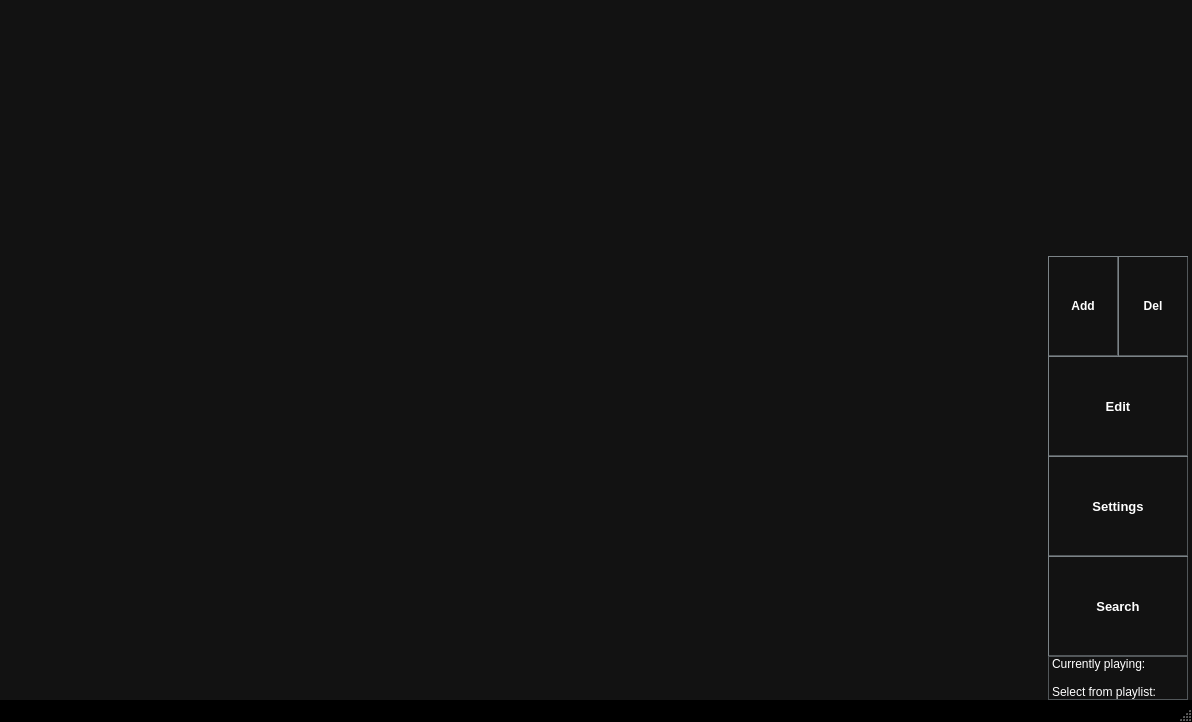
Old version of the form cycle_3_code/mainwindow.ui in the repository KostasBiris/Video-Editing-Application--Cpp.
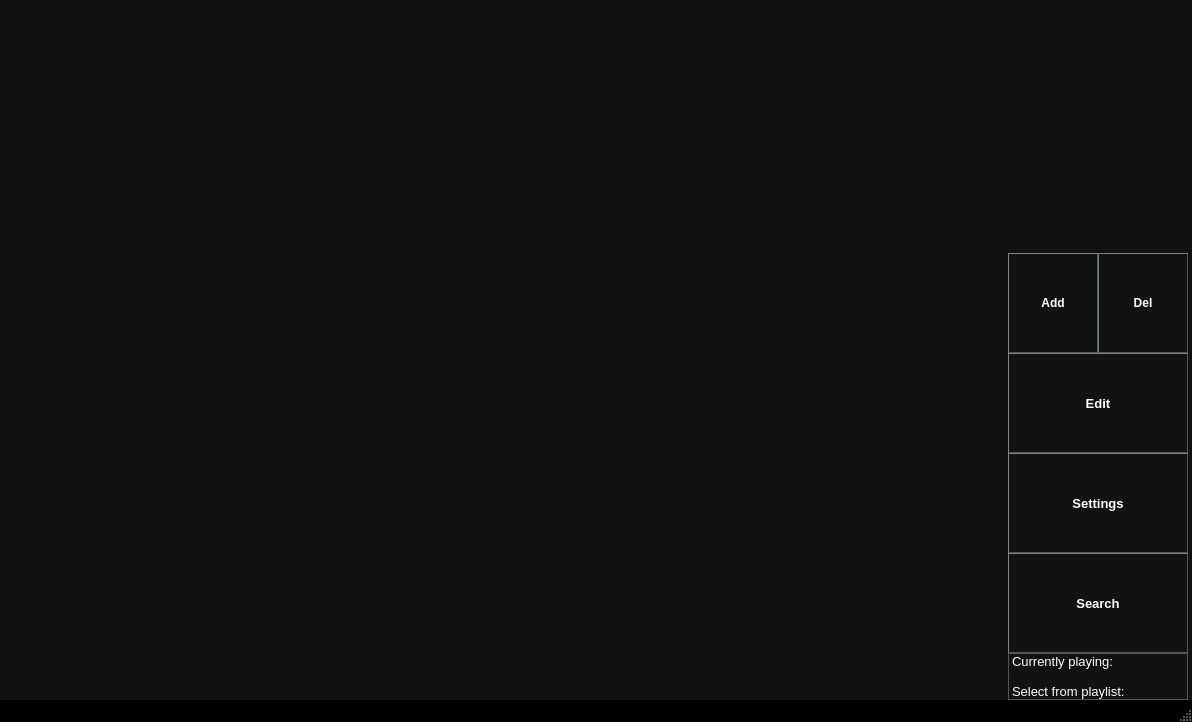
New version of the form. Icons and pictures are not drawn.

```diff
--- a/cycle_3_code/mainwindow.ui
+++ b/cycle_3_code/mainwindow.ui
@@ -617,8 +617,8 @@
          <widget class="QPushButton" name="delButton">
           <property name="sizePolicy">
            <sizepolicy hsizetype="Minimum" vsizetype="Fixed">
-            <horstretch>70</horstretch>
-            <verstretch>100</verstretch>
+            <horstretch>0</horstretch>
+            <verstretch>0</verstretch>
            </sizepolicy>
           </property>
           <property name="minimumSize">
@@ -666,7 +666,7 @@
       <item>
        <widget class="QPushButton" name="pushButton_2">
         <property name="sizePolicy">
-         <sizepolicy hsizetype="Fixed" vsizetype="Fixed">
+         <sizepolicy hsizetype="Minimum" vsizetype="Fixed">
           <horstretch>0</horstretch>
           <verstretch>0</verstretch>
          </sizepolicy>
@@ -917,7 +917,7 @@
       <item>
        <widget class="QPushButton" name="pushButton_5">
         <property name="sizePolicy">
-         <sizepolicy hsizetype="Fixed" vsizetype="Fixed">
+         <sizepolicy hsizetype="Minimum" vsizetype="Fixed">
           <horstretch>0</horstretch>
           <verstretch>0</verstretch>
          </sizepolicy>
@@ -1173,7 +1173,7 @@
       <item>
        <widget class="QPushButton" name="searchButton">
         <property name="sizePolicy">
-         <sizepolicy hsizetype="Fixed" vsizetype="Fixed">
+         <sizepolicy hsizetype="Minimum" vsizetype="Fixed">
           <horstretch>0</horstretch>
           <verstretch>0</verstretch>
          </sizepolicy>
@@ -1426,17 +1426,24 @@
       <item>
        <widget class="QLabel" name="label">
         <property name="sizePolicy">
-         <sizepolicy hsizetype="Fixed" vsizetype="Minimum">
+         <sizepolicy hsizetype="Minimum" vsizetype="Fixed">
           <horstretch>0</horstretch>
           <verstretch>0</verstretch>
          </sizepolicy>
         </property>
         <property name="minimumSize">
          <size>
-          <width>140</width>
+          <width>180</width>
           <height>0</height>
          </size>
         </property>
+        <property name="font">
+         <font>
+          <family>Segoe UI</family>
+          <weight>50</weight>
+          <bold>false</bold>
+         </font>
+        </property>
         <property name="styleSheet">
          <string notr="true">QLabel{background-color:rgb(18, 18, 18);;
                                              border-style: solid;
@@ -1445,7 +1452,7 @@
                                          color: white}</string>
         </property>
         <property name="text">
-         <string>&lt;html&gt;&lt;head/&gt;&lt;body&gt;&lt;p&gt;Currently playing:&lt;br/&gt;&lt;br/&gt;Select from playlist:&lt;/p&gt;&lt;/body&gt;&lt;/html&gt;</string>
+         <string>&lt;html&gt;&lt;head/&gt;&lt;body&gt;&lt;p&gt;&lt;span style=&quot; font-size:10pt;&quot;&gt;Currently playing:&lt;br/&gt;&lt;br/&gt;Select from playlist:&lt;/span&gt;&lt;/p&gt;&lt;/body&gt;&lt;/html&gt;</string>
         </property>
        </widget>
       </item>
```
